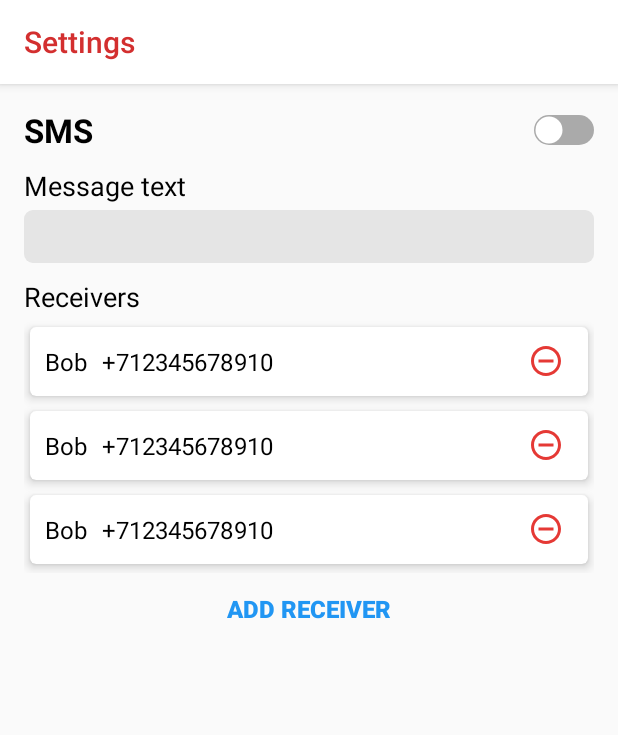
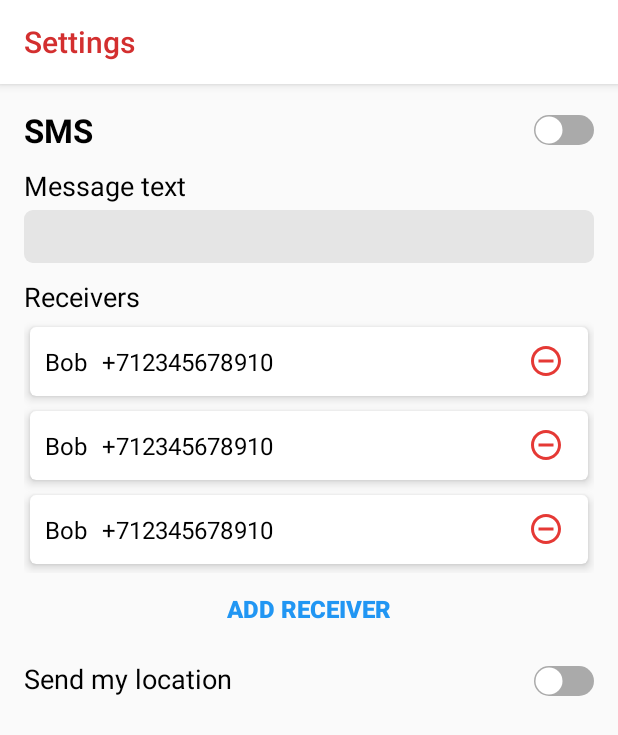
Before and after one commit to EugeneTheDev/InTroubleApp, an Android app: the layout fragment_settings.xml on its own in the app's theme, with its tools: preview values and no code run, on a phone screen of 412 x 824 dp. Shown: the top 735 px of the screen. Run offline under Robolectric (Android 15) with nearby library versions, the phone set to English and light mode, and no system bars.

Commit message:
Add location

```diff
--- a/app/build.gradle
+++ b/app/build.gradle
@@ -66,4 +66,7 @@ dependencies {
     // Coroutines
     implementation 'org.jetbrains.kotlinx:kotlinx-coroutines-core:1.3.7'
     implementation 'org.jetbrains.kotlinx:kotlinx-coroutines-android:1.3.7'
+
+    // Location
+    implementation 'com.google.android.gms:play-services-location:17.0.0'
 }
--- a/app/src/main/AndroidManifest.xml
+++ b/app/src/main/AndroidManifest.xml
@@ -4,6 +4,7 @@
 
     <uses-permission android:name="android.permission.SEND_SMS"/>
     <uses-permission android:name="android.permission.READ_CONTACTS"/>
+    <uses-permission android:name="android.permission.ACCESS_FINE_LOCATION"/>
 
     <application
         android:name=".InTroubleApp"
--- a/app/src/main/java/com/eugenethedev/introubleapp/InTroubleApp.kt
+++ b/app/src/main/java/com/eugenethedev/introubleapp/InTroubleApp.kt
@@ -11,6 +11,8 @@ class InTroubleApp : Application() {
     override fun onCreate() {
         super.onCreate()
         Realm.init(this)
-        appComponent = DaggerAppComponent.builder().build()
+        appComponent = DaggerAppComponent.builder()
+            .context(applicationContext)
+            .build()
     }
 }
--- a/app/src/main/java/com/eugenethedev/introubleapp/dagger/AppComponent.kt
+++ b/app/src/main/java/com/eugenethedev/introubleapp/dagger/AppComponent.kt
@@ -1,7 +1,9 @@
 package com.eugenethedev.introubleapp.dagger
 
+import android.content.Context
 import com.eugenethedev.introubleapp.presentation.alert.AlertFragment
 import com.eugenethedev.introubleapp.presentation.settings.SettingsFragment
+import dagger.BindsInstance
 import dagger.Component
 import javax.inject.Singleton
 
@@ -14,6 +16,8 @@ interface AppComponent {
 
     @Component.Builder
     interface Builder {
+        @BindsInstance
+        fun context(context: Context): Builder
         fun build(): AppComponent
     }
 }
--- a/app/src/main/java/com/eugenethedev/introubleapp/dagger/Modules.kt
+++ b/app/src/main/java/com/eugenethedev/introubleapp/dagger/Modules.kt
@@ -1,7 +1,9 @@
 package com.eugenethedev.introubleapp.dagger
 
+import android.content.Context
 import com.eugenethedev.introubleapp.data.SettingsRepository
 import com.eugenethedev.introubleapp.domain.repository.ISettingsRepository
+import com.google.android.gms.location.LocationServices
 import dagger.Binds
 import dagger.Module
 import dagger.Provides
@@ -13,6 +15,10 @@ class DataModule {
     @Provides
     @Singleton
     fun providesRealmConfig(): RealmConfiguration = RealmConfiguration.Builder().name("main").build()
+
+    @Provides
+    @Singleton
+    fun providesLocationClient(context: Context) = LocationServices.getFusedLocationProviderClient(context)
 }
 
 @Module
--- a/app/src/main/java/com/eugenethedev/introubleapp/data/SettingsRepository.kt
+++ b/app/src/main/java/com/eugenethedev/introubleapp/data/SettingsRepository.kt
@@ -56,4 +56,10 @@ class SettingsRepository @Inject constructor(
         }
     }
 
+    override suspend fun toggleLocation(isEnabled: Boolean) {
+        realm.executeTransaction {
+            settings.smsSetting!!.isLocationEnabled = isEnabled
+        }
+    }
+
 }
--- a/app/src/main/java/com/eugenethedev/introubleapp/domain/entities/Entities.kt
+++ b/app/src/main/java/com/eugenethedev/introubleapp/domain/entities/Entities.kt
@@ -10,7 +10,8 @@ open class Settings (
 open class SmsSetting (
     var isEnabled: Boolean = false,
     var receivers: RealmList<Receiver> = RealmList(),
-    var messageText: String = ""
+    var messageText: String = "",
+    var isLocationEnabled: Boolean = false
 ) : RealmObject()
 
 open class Receiver (
--- a/app/src/main/java/com/eugenethedev/introubleapp/domain/repository/ISettingsRepository.kt
+++ b/app/src/main/java/com/eugenethedev/introubleapp/domain/repository/ISettingsRepository.kt
@@ -9,5 +9,6 @@ interface ISettingsRepository {
     suspend fun addReceiver(name: String, number: String)
     suspend fun removeReceiver(receiver: Receiver)
     suspend fun changeMessageText(messageText: String)
+    suspend fun toggleLocation(isEnabled: Boolean)
     suspend fun flush()
 }
--- a/app/src/main/java/com/eugenethedev/introubleapp/presentation/alert/AlertView.kt
+++ b/app/src/main/java/com/eugenethedev/introubleapp/presentation/alert/AlertView.kt
@@ -1,5 +1,6 @@
 package com.eugenethedev.introubleapp.presentation.alert
 
+import android.location.Location
 import com.arellomobile.mvp.MvpView
 import com.arellomobile.mvp.viewstate.strategy.OneExecutionStateStrategy
 import com.arellomobile.mvp.viewstate.strategy.StateStrategyType
@@ -8,7 +9,7 @@ import com.arellomobile.mvp.viewstate.strategy.StateStrategyType
 interface AlertView : MvpView {
 
     @StateStrategyType(OneExecutionStateStrategy::class)
-    fun sendMessages(numbers: List<String>, messageText: String)
+    fun sendMessages(numbers: List<String>, messageText: String, location: Location?)
 
     @StateStrategyType(OneExecutionStateStrategy::class)
     fun setScreenText()
--- a/app/src/main/java/com/eugenethedev/introubleapp/presentation/settings/SettingsPresenter.kt
+++ b/app/src/main/java/com/eugenethedev/introubleapp/presentation/settings/SettingsPresenter.kt
@@ -21,7 +21,9 @@ class SettingsPresenter @Inject constructor(
             viewState.setSmsToggleState(it.isEnabled)
             viewState.setupReceiversList(it.receivers)
             viewState.setMessageText(it.messageText)
+            viewState.setLocationToggleState(it.isLocationEnabled)
         }
+        viewState.makeVisible()
     }
 
     fun onToggleSms(isChecked: Boolean) = launch {
@@ -40,6 +42,10 @@ class SettingsPresenter @Inject constructor(
         settingsRepository.changeMessageText(messageText)
     }
 
+    fun onToggleLocation(isChecked: Boolean) = launch {
+        settingsRepository.toggleLocation(isChecked)
+    }
+
     override fun onDestroy() {
         launch {
             settingsRepository.flush()
--- a/app/src/main/java/com/eugenethedev/introubleapp/presentation/settings/SettingsView.kt
+++ b/app/src/main/java/com/eugenethedev/introubleapp/presentation/settings/SettingsView.kt
@@ -12,8 +12,14 @@ interface SettingsView : MvpView {
     fun setSmsToggleState(isChecked: Boolean)
 
     @StateStrategyType(AddToEndSingleStrategy::class)
+    fun setLocationToggleState(isChecked: Boolean)
+
+    @StateStrategyType(AddToEndSingleStrategy::class)
     fun setMessageText(messageText: String)
 
     @StateStrategyType(AddToEndSingleStrategy::class)
     fun setupReceiversList(receivers: RealmList<Receiver>)
+
+    @StateStrategyType(AddToEndSingleStrategy::class)
+    fun makeVisible()
 }
--- a/app/src/main/res/layout/fragment_settings.xml
+++ b/app/src/main/res/layout/fragment_settings.xml
@@ -24,7 +24,9 @@
         android:id="@+id/settingsNestedScrollView"
         android:layout_width="match_parent"
         android:layout_height="wrap_content"
-        android:fillViewport="true">
+        android:fillViewport="true"
+        android:visibility="invisible"
+        tools:visibility="visible">
         <LinearLayout
             android:layout_width="match_parent"
             android:layout_height="match_parent"
@@ -126,6 +128,33 @@
 
             </LinearLayout>
 
+            <LinearLayout
+                android:layout_width="match_parent"
+                android:layout_height="wrap_content"
+                android:orientation="horizontal"
+                android:layout_marginTop="10dp">
+
+                <TextView
+                    android:layout_width="wrap_content"
+                    android:layout_height="wrap_content"
+                    android:text="@string/location_title"
+                    android:textColor="@android:color/black"
+                    android:textSize="18sp"/>
+
+                    <View
+                        android:layout_width="0dp"
+                        android:layout_height="0dp"
+                        android:layout_weight="1"/>
+
+                    <androidx.appcompat.widget.SwitchCompat
+                        android:id="@+id/locationToggle"
+                        android:layout_width="wrap_content"
+                        android:layout_height="wrap_content"
+                        android:thumb="@drawable/thumb_selector"
+                        app:track="@drawable/track_selector"/>
+
+            </LinearLayout>
+
         </LinearLayout>
     </androidx.core.widget.NestedScrollView>
 
--- a/app/src/main/res/values/strings.xml
+++ b/app/src/main/res/values/strings.xml
@@ -11,6 +11,7 @@
     <string name="message_text">Message text</string>
     <string name="receivers">Receivers</string>
     <string name="add_receiver">ADD RECEIVER</string>
+    <string name="location_title">Send my location</string>
 
     <string name="remove_button_description">Remove button</string>
     <string name="add_button_description">Add button</string>
```
Also changed, not shown: app/src/main/java/com/eugenethedev/introubleapp/presentation/alert/AlertFragment.kt (+9 -3 lines), app/src/main/java/com/eugenethedev/introubleapp/presentation/alert/AlertPresenter.kt (+17 -7 lines), app/src/main/java/com/eugenethedev/introubleapp/presentation/settings/SettingsFragment.kt (+29 -1 lines).
